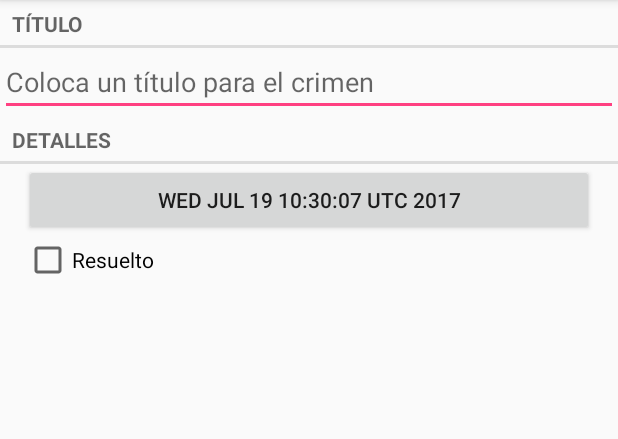
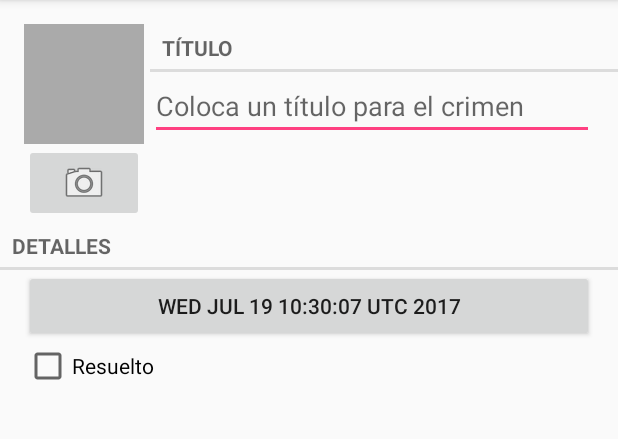
Before and after one commit to javierdiegof/CriminalIntentCurso, an Android app: the screen it shows after launch (CrimeActivity), after a tap on "Nuevo Crimen", on a phone screen of 412 x 824 dp, the part 84-523 px from its top. Run offline under Robolectric (Android 15) with nearby library versions, the phone set to English and light mode, and no system bars.

Commit message:
Añade botón para tomar fotos, la foto se guarda en el dispositivo una vez que se toma y se despliega en un ImageView

```diff
--- a/app/src/main/java/com/cursoslicad/android/criminalintent/Crime.java
+++ b/app/src/main/java/com/cursoslicad/android/criminalintent/Crime.java
@@ -54,4 +54,9 @@ public class Crime {
         mSolved = solved;
     }
 
+    public String getPhotoFilename(){
+        return "IMG_" + getId().toString() + ".jpg";
+    }
+
+
 }
--- a/app/src/main/java/com/cursoslicad/android/criminalintent/CrimeFragment.java
+++ b/app/src/main/java/com/cursoslicad/android/criminalintent/CrimeFragment.java
@@ -2,9 +2,15 @@ package com.cursoslicad.android.criminalintent;
 
 import android.app.Activity;
 import android.content.Intent;
+import android.content.pm.PackageManager;
+import android.content.pm.ResolveInfo;
+import android.graphics.Bitmap;
+import android.net.Uri;
 import android.os.Bundle;
+import android.provider.MediaStore;
 import android.support.v4.app.Fragment;
 import android.support.v4.app.FragmentManager;
+import android.support.v4.content.FileProvider;
 import android.text.Editable;
 import android.text.TextWatcher;
 import android.view.LayoutInflater;
@@ -14,8 +20,12 @@ import android.widget.Button;
 import android.widget.CheckBox;
 import android.widget.CompoundButton;
 import android.widget.EditText;
+import android.widget.ImageButton;
+import android.widget.ImageView;
 
+import java.io.File;
 import java.util.Date;
+import java.util.List;
 import java.util.UUID;
 
 /**
@@ -26,10 +36,15 @@ public class CrimeFragment extends Fragment {
     private static final String ARG_CRIME_ID = "crime_id";
     private static final String DIALOG_DATE = "DialogDate";
     private static final int REQUEST_DATE = 0;
+    private static final int REQUEST_PHOTO = 1;
     private Crime mCrime;
+    private File mPhotoFile;
     private EditText mTitleField;
     private Button mDateButton;
     private CheckBox mSolvedCheckBox;
+    private ImageButton mPhotoButton;
+    private ImageView mPhotoView;
+
 
     // Falso constructor al que se le pasa el ID del crimen desde el Intent
     public static CrimeFragment newInstance(UUID crimeId){
@@ -48,6 +63,7 @@ public class CrimeFragment extends Fragment {
         super.onCreate(savedInstanceState);
         UUID crimeId = (UUID) getArguments().getSerializable(ARG_CRIME_ID);
         mCrime = CrimeLab.get(getActivity()).getCrime(crimeId);
+        mPhotoFile = CrimeLab.get(getActivity()).getPhotoFile(mCrime);
     }
 
     @Override
@@ -111,6 +127,39 @@ public class CrimeFragment extends Fragment {
         );
 
 
+        mPhotoButton = (ImageButton) v.findViewById(R.id.crime_camera);
+        // Crea el intent que llama a una aplicación que captura imágenes
+        PackageManager packageManager = getActivity().getPackageManager();
+        final Intent captureImage = new Intent(MediaStore.ACTION_IMAGE_CAPTURE);
+
+        boolean canTakePhoto = mPhotoFile != null &&
+                captureImage.resolveActivity(packageManager) != null;
+
+        mPhotoButton.setEnabled(canTakePhoto);
+
+        mPhotoButton.setOnClickListener(new View.OnClickListener(){
+            @Override
+            public void onClick(View v){
+                Uri uri = FileProvider.getUriForFile(getActivity(),
+                        "com.cursoslicad.android.criminalintent.fileprovider", mPhotoFile);
+                captureImage.putExtra(MediaStore.EXTRA_OUTPUT, uri);
+
+                List<ResolveInfo> cameraActivities = getActivity().
+                        getPackageManager().
+                        queryIntentActivities(captureImage, PackageManager.MATCH_DEFAULT_ONLY);
+
+                for(ResolveInfo activity : cameraActivities){
+                    getActivity().grantUriPermission(activity.activityInfo.packageName,
+                            uri, Intent.FLAG_GRANT_WRITE_URI_PERMISSION);
+                }
+                startActivityForResult(captureImage, REQUEST_PHOTO);
+            }
+        });
+
+
+
+        mPhotoView = (ImageView) v.findViewById(R.id.crime_photo);
+        updatePhotoView();
         return v;
     }
 
@@ -124,10 +173,31 @@ public class CrimeFragment extends Fragment {
             mCrime.setDate(date);
             updateDate();
         }
+        else if(requestCode == REQUEST_PHOTO){
+            Uri uri = FileProvider.getUriForFile(getActivity(),
+                    "com.cursoslicad.android.criminalintent.fileprovider",mPhotoFile);
+            getActivity().revokeUriPermission(uri,
+                    Intent.FLAG_GRANT_WRITE_URI_PERMISSION);
+            updatePhotoView();
+        }
+
     }
 
     private void updateDate() {
         mDateButton.setText(mCrime.getDate().toString());
     }
 
+    private void updatePhotoView(){
+        // Se verifica que exista un archivo en la dirección especificada por mPhotoFile
+        if(mPhotoFile == null || !mPhotoFile.exists()){
+            mPhotoView.setImageDrawable(null);
+        }
+        else{
+            Bitmap bitmap = PictureUtils.getScaledBitmap(
+                    mPhotoFile.getPath(), getActivity());
+            mPhotoView.setImageBitmap(bitmap);
+        }
+    }
+
+
 }
--- a/app/src/main/java/com/cursoslicad/android/criminalintent/CrimeLab.java
+++ b/app/src/main/java/com/cursoslicad/android/criminalintent/CrimeLab.java
@@ -5,8 +5,11 @@ import android.content.Context;
 import android.database.Cursor;
 import android.database.sqlite.SQLiteDatabase;
 
-import com.cursoslicad.android.criminalintent.CrimeDbSchema.CrimeTable;
+import com.cursoslicad.android.criminalintent.database.CrimeBaseHelper;
+import com.cursoslicad.android.criminalintent.database.CrimeCursorWrapper;
+import com.cursoslicad.android.criminalintent.database.CrimeDbSchema.CrimeTable;
 
+import java.io.File;
 import java.util.ArrayList;
 import java.util.List;
 import java.util.UUID;
@@ -73,6 +76,12 @@ public class CrimeLab {
 
     }
 
+    public File getPhotoFile(Crime crime){
+        File filesDir = mContext.getFilesDir();
+        return new File(filesDir, crime.getPhotoFilename());
+    }
+
+
     public void updateCrime(Crime crime){
         String uuidString = crime.getId().toString();
         ContentValues values = getContentValues(crime);
--- a/app/src/main/java/com/cursoslicad/android/criminalintent/CrimeBaseHelper.java
+++ b/app/src/main/java/com/cursoslicad/android/criminalintent/database/CrimeBaseHelper.java
@@ -1,10 +1,8 @@
-package com.cursoslicad.android.criminalintent;
+package com.cursoslicad.android.criminalintent.database;
 
 import android.content.Context;
 import android.database.sqlite.SQLiteDatabase;
 import android.database.sqlite.SQLiteOpenHelper;
-
-import com.cursoslicad.android.criminalintent.CrimeDbSchema.CrimeTable;
 
 /**
  * Created by javier on 7/18/17.
@@ -20,12 +18,12 @@ public class CrimeBaseHelper extends SQLiteOpenHelper {
 
     @Override
     public void onCreate(SQLiteDatabase db){
-        db.execSQL("CREATE TABLE " + CrimeTable.NAME
+        db.execSQL("CREATE TABLE " + CrimeDbSchema.CrimeTable.NAME
                 + "(" + "_id integer primary key autoincrement, " +
-                CrimeTable.Cols.UUID + ", " +
-                CrimeTable.Cols.TITLE + ", " +
-                CrimeTable.Cols.DATE + ", "  +
-                CrimeTable.Cols.SOLVED +  ")"
+                CrimeDbSchema.CrimeTable.Cols.UUID + ", " +
+                CrimeDbSchema.CrimeTable.Cols.TITLE + ", " +
+                CrimeDbSchema.CrimeTable.Cols.DATE + ", "  +
+                CrimeDbSchema.CrimeTable.Cols.SOLVED +  ")"
 
         );
 
--- a/app/src/main/java/com/cursoslicad/android/criminalintent/CrimeCursorWrapper.java
+++ b/app/src/main/java/com/cursoslicad/android/criminalintent/database/CrimeCursorWrapper.java
@@ -1,9 +1,9 @@
-package com.cursoslicad.android.criminalintent;
+package com.cursoslicad.android.criminalintent.database;
 
 import android.database.Cursor;
 import android.database.CursorWrapper;
 
-import com.cursoslicad.android.criminalintent.CrimeDbSchema.CrimeTable;
+import com.cursoslicad.android.criminalintent.Crime;
 
 import java.util.Date;
 import java.util.UUID;
@@ -20,10 +20,10 @@ public class CrimeCursorWrapper extends CursorWrapper {
 
 
     public Crime getCrime(){
-        String uuidString = getString(getColumnIndex(CrimeTable.Cols.UUID));
-        String title = getString(getColumnIndex(CrimeTable.Cols.TITLE));
-        long date = getLong(getColumnIndex(CrimeTable.Cols.DATE));
-        int isSolved = getInt(getColumnIndex(CrimeTable.Cols.SOLVED));
+        String uuidString = getString(getColumnIndex(CrimeDbSchema.CrimeTable.Cols.UUID));
+        String title = getString(getColumnIndex(CrimeDbSchema.CrimeTable.Cols.TITLE));
+        long date = getLong(getColumnIndex(CrimeDbSchema.CrimeTable.Cols.DATE));
+        int isSolved = getInt(getColumnIndex(CrimeDbSchema.CrimeTable.Cols.SOLVED));
 
 
         Crime crime = new Crime(UUID.fromString(uuidString));
--- a/app/src/main/java/com/cursoslicad/android/criminalintent/CrimeDbSchema.java
+++ b/app/src/main/java/com/cursoslicad/android/criminalintent/database/CrimeDbSchema.java
@@ -1,4 +1,4 @@
-package com.cursoslicad.android.criminalintent;
+package com.cursoslicad.android.criminalintent.database;
 
 /**
  * Created by javier on 7/18/17.
--- a/app/src/main/res/layout-land/fragment_crime.xml
+++ b/app/src/main/res/layout-land/fragment_crime.xml
@@ -4,17 +4,9 @@
               android:layout_width="match_parent"
               android:layout_height="match_parent">
 
-    <TextView
-        android:layout_width="match_parent"
-        android:layout_height="wrap_content"
-        android:text="@string/crime_title_label"
-        style="?android:listSeparatorTextViewStyle"/>
+    <include
+        layout="@layout/view_camera_and_title"/>
 
-    <EditText
-        android:id="@+id/crime_title"
-        android:layout_width="match_parent"
-        android:layout_height="wrap_content"
-        android:hint="@string/crime_title_hint"/>
 
     <TextView
         android:layout_width="match_parent"
--- a/app/src/main/res/layout/fragment_crime.xml
+++ b/app/src/main/res/layout/fragment_crime.xml
@@ -4,17 +4,9 @@
               android:layout_width="match_parent"
               android:layout_height="match_parent">
 
-    <TextView
-        android:layout_width="match_parent"
-        android:layout_height="wrap_content"
-        android:text="@string/crime_title_label"
-        style="?android:listSeparatorTextViewStyle"/>
+    <include
+        layout="@layout/view_camera_and_title"/>
 
-    <EditText
-        android:id="@+id/crime_title"
-        android:layout_width="match_parent"
-        android:layout_height="wrap_content"
-        android:hint="@string/crime_title_hint"/>
 
     <TextView
         android:layout_width="match_parent"
--- /dev/null
+++ b/app/src/main/res/layout/view_camera_and_title.xml
@@ -0,0 +1,45 @@
+<?xml version="1.0" encoding="utf-8"?>
+<LinearLayout
+    xmlns:android="http://schemas.android.com/apk/res/android"
+    android:layout_width="match_parent"
+    android:layout_height="wrap_content"
+    android:layout_marginLeft="16dp"
+    android:layout_marginTop="16dp">
+
+    <LinearLayout
+        android:layout_width="wrap_content"
+        android:layout_height="wrap_content"
+        android:orientation="vertical"
+        android:layout_marginRight="4dp">
+        <ImageView
+            android:id="@+id/crime_photo"
+            android:layout_width="80dp"
+            android:layout_height="80dp"
+            android:scaleType="centerInside"
+            android:background="@android:color/darker_gray"
+            android:cropToPadding="true"/>
+        <ImageButton
+            android:id="@+id/crime_camera"
+            android:layout_width="match_parent"
+            android:layout_height="wrap_content"
+            android:src="@android:drawable/ic_menu_camera"/>
+    </LinearLayout>
+
+    <LinearLayout
+        android:layout_width="wrap_content"
+        android:layout_height="wrap_content"
+        android:orientation="vertical"
+        android:layout_weight="1">
+        <TextView
+            android:layout_width="match_parent"
+            android:layout_height="wrap_content"
+            android:text="@string/crime_title_label"
+            style="?android:listSeparatorTextViewStyle"/>
+        <EditText
+            android:id="@+id/crime_title"
+            android:layout_width="match_parent"
+            android:layout_height="wrap_content"
+            android:layout_marginRight="16dp"
+            android:hint="@string/crime_title_hint"/>
+    </LinearLayout>
+</LinearLayout>
--- /dev/null
+++ b/app/src/main/res/xml/files.xml
@@ -0,0 +1,6 @@
+<?xml version="1.0" encoding="utf-8"?>
+<paths>
+    <files-path
+        name="crime_photos"
+        path="."/>
+</paths>
```
Also changed, not shown: app/src/main/AndroidManifest.xml (+13 -2 lines), app/src/main/java/com/cursoslicad/android/criminalintent/PictureUtils.java (added, +43 -0 lines).
